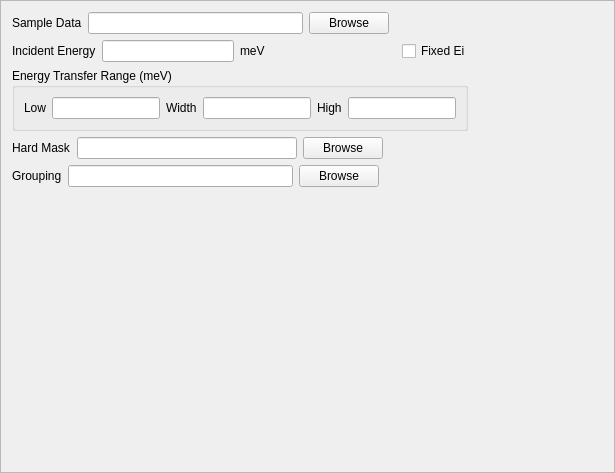
Qt form Code/Mantid/scripts/Interface/ui/inelastic/dgs_sample_setup.ui (mantidproject/mantid) before a commit.
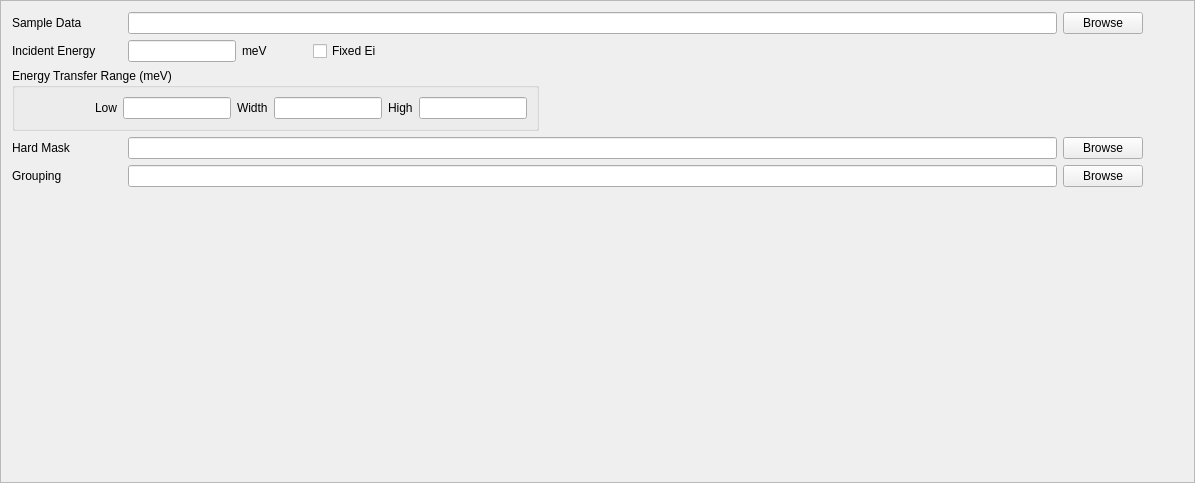
The same form after that commit.

Commit message: Re #5454 Make DGS UI prettier

```diff
--- a/Code/Mantid/scripts/Interface/ui/inelastic/dgs_sample_setup.ui
+++ b/Code/Mantid/scripts/Interface/ui/inelastic/dgs_sample_setup.ui
@@ -6,8 +6,8 @@
    <rect>
     <x>0</x>
     <y>0</y>
-    <width>615</width>
-    <height>473</height>
+    <width>1195</width>
+    <height>483</height>
    </rect>
   </property>
   <property name="windowTitle">
@@ -24,6 +24,12 @@
     <layout class="QHBoxLayout" name="horizontalLayout">
      <item>
       <widget class="QLabel" name="sample_label">
+       <property name="minimumSize">
+        <size>
+         <width>110</width>
+         <height>0</height>
+        </size>
+       </property>
        <property name="text">
         <string>Sample Data</string>
        </property>
@@ -44,6 +50,9 @@
        <property name="orientation">
         <enum>Qt::Horizontal</enum>
        </property>
+       <property name="sizeType">
+        <enum>QSizePolicy::Fixed</enum>
+       </property>
        <property name="sizeHint" stdset="0">
         <size>
          <width>40</width>
@@ -58,13 +67,26 @@
     <layout class="QHBoxLayout" name="horizontalLayout_2">
      <item>
       <widget class="QLabel" name="ei_label">
+       <property name="minimumSize">
+        <size>
+         <width>110</width>
+         <height>0</height>
+        </size>
+       </property>
        <property name="text">
         <string>Incident Energy</string>
        </property>
       </widget>
      </item>
      <item>
-      <widget class="QLineEdit" name="ei_edit"/>
+      <widget class="QLineEdit" name="ei_edit">
+       <property name="sizePolicy">
+        <sizepolicy hsizetype="Fixed" vsizetype="Fixed">
+         <horstretch>0</horstretch>
+         <verstretch>0</verstretch>
+        </sizepolicy>
+       </property>
+      </widget>
      </item>
      <item>
       <widget class="QLabel" name="ei_units_label">
@@ -78,6 +100,9 @@
        <property name="orientation">
         <enum>Qt::Horizontal</enum>
        </property>
+       <property name="sizeType">
+        <enum>QSizePolicy::Fixed</enum>
+       </property>
        <property name="sizeHint" stdset="0">
         <size>
          <width>40</width>
@@ -118,13 +143,29 @@
        <layout class="QHBoxLayout" name="horizontalLayout_3">
         <item>
          <widget class="QLabel" name="etr_low_label">
+          <property name="minimumSize">
+           <size>
+            <width>93</width>
+            <height>0</height>
+           </size>
+          </property>
           <property name="text">
            <string>Low</string>
           </property>
+          <property name="alignment">
+           <set>Qt::AlignRight|Qt::AlignTrailing|Qt::AlignVCenter</set>
+          </property>
          </widget>
         </item>
         <item>
-         <widget class="QLineEdit" name="etr_low_edit"/>
+         <widget class="QLineEdit" name="etr_low_edit">
+          <property name="sizePolicy">
+           <sizepolicy hsizetype="Fixed" vsizetype="Fixed">
+            <horstretch>0</horstretch>
+            <verstretch>0</verstretch>
+           </sizepolicy>
+          </property>
+         </widget>
         </item>
         <item>
          <widget class="QLabel" name="etr_width_label">
@@ -134,7 +175,14 @@
          </widget>
         </item>
         <item>
-         <widget class="QLineEdit" name="etr_width_edit"/>
+         <widget class="QLineEdit" name="etr_width_edit">
+          <property name="sizePolicy">
+           <sizepolicy hsizetype="Fixed" vsizetype="Fixed">
+            <horstretch>0</horstretch>
+            <verstretch>0</verstretch>
+           </sizepolicy>
+          </property>
+         </widget>
         </item>
         <item>
          <widget class="QLabel" name="etr_high_label">
@@ -144,7 +192,14 @@
          </widget>
         </item>
         <item>
-         <widget class="QLineEdit" name="etr_high_edit"/>
+         <widget class="QLineEdit" name="etr_high_edit">
+          <property name="sizePolicy">
+           <sizepolicy hsizetype="Fixed" vsizetype="Fixed">
+            <horstretch>0</horstretch>
+            <verstretch>0</verstretch>
+           </sizepolicy>
+          </property>
+         </widget>
         </item>
        </layout>
       </widget>
@@ -168,6 +223,12 @@
     <layout class="QHBoxLayout" name="horizontalLayout_4">
      <item>
       <widget class="QLabel" name="hardmask_label">
+       <property name="minimumSize">
+        <size>
+         <width>110</width>
+         <height>0</height>
+        </size>
+       </property>
        <property name="text">
         <string>Hard Mask</string>
        </property>
@@ -188,6 +249,9 @@
        <property name="orientation">
         <enum>Qt::Horizontal</enum>
        </property>
+       <property name="sizeType">
+        <enum>QSizePolicy::Fixed</enum>
+       </property>
        <property name="sizeHint" stdset="0">
         <size>
          <width>40</width>
@@ -202,6 +266,12 @@
     <layout class="QHBoxLayout" name="horizontalLayout_5">
      <item>
       <widget class="QLabel" name="grouping_label">
+       <property name="minimumSize">
+        <size>
+         <width>110</width>
+         <height>0</height>
+        </size>
+       </property>
        <property name="text">
         <string>Grouping</string>
        </property>
@@ -222,6 +292,9 @@
        <property name="orientation">
         <enum>Qt::Horizontal</enum>
        </property>
+       <property name="sizeType">
+        <enum>QSizePolicy::Fixed</enum>
+       </property>
        <property name="sizeHint" stdset="0">
         <size>
          <width>40</width>
```
The commit also changes 7 other files.
